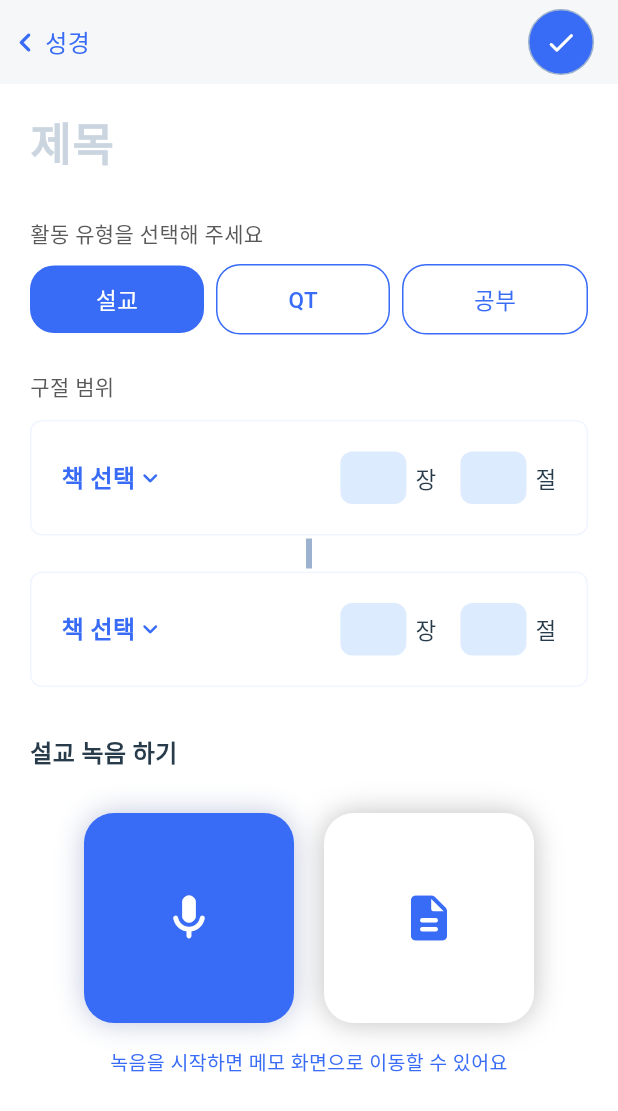
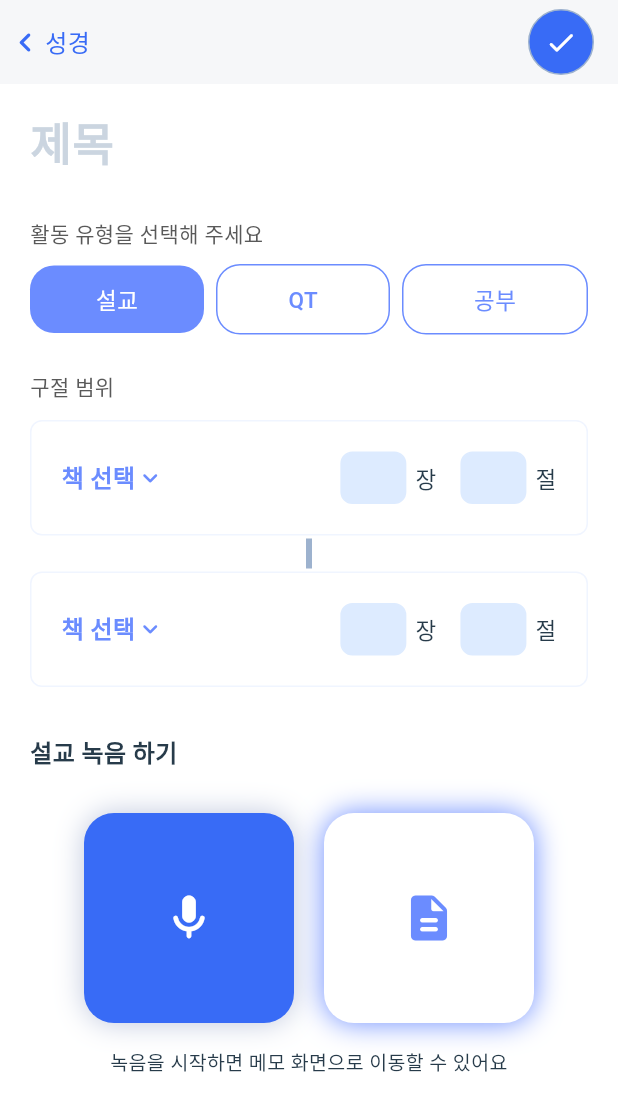
Before and after one commit to ihoon9203/biblioteca, a Flutter app: the NewNoteScreen screen opened by its route, after a tap on "설교", on a phone screen of 412 x 824 dp. Shown: the top 1111 px of the screen. Run offline on Flutter 3.47's test engine with Material 3 defaults, Android fonts, the phone set to English and light mode, and no system bars; our stand-ins replace flutter_svg, go_router, shared_preferences; accounts and stored records are empty; Roboto replaces fonts that are missing (Pretendard).

Commit message:
기본 레이아웃 완성

```diff
--- a/lib/core/stylesheet.dart
+++ b/lib/core/stylesheet.dart
@@ -4,6 +4,7 @@ abstract final class Stylesheet {
   // ── Colors ───────────────────────────────────────────────────────────────
   static const Color primary = Color(0xFFFFFFFF);
   static const Color theme = Color(0xFF386BF6);
+  static const Color secondary = Color(0xFF6B8CFF);
   static const Color label = Color(0xFF273B4A);
   static const Color secondaryLabel = Color(0xFF595959);
   static const Color tertiaryLabel = Color(0x78DFE9FF); // DFE9FF @ 47%
@@ -12,28 +13,60 @@ abstract final class Stylesheet {
   static const Color blue = Color(0xFF386BF6);
   static const Color noteBackground = Color(0xFFDDEBFF);
   static const Color buttonPink = Color(0xFFFF2D55);
-  static const Color highlight = Color(0x54FFDFDF); // FFDFDF @ 33%
-  static const Color numberFieldFlash = Color(0xFFFFC9C9); // flash when a number field is auto-corrected
+  // Verse highlight trio, all @ 33%. Each reduces two RGB channels so they stay
+  // equally visible over the white verse background (a pure cyan/green only
+  // dims one channel and disappears on white).
+  static const Color highlight = Color(0x54FFDFDF); // pink — FFDFDF @ 33%
+  static const Color highlightSecondary = Color(0x54DFDFFF); // blue — DFDFFF @ 33%
+  static const Color highlightTertiary = Color(0x54DFFFDF); // green — DFFFDF @ 33%
+
+  static const Color numberFieldFlash = Color(
+    0xFFFFC9C9,
+  ); // flash when a number field is auto-corrected
 
   // ── Gradients ─────────────────────────────────────────────────────────────
-  static const LinearGradient aiGradient = LinearGradient(begin: Alignment.topLeft, end: Alignment.bottomRight, colors: [Color(0xFF6155F5), Color(0xFFFF2D55)]);
+  static const LinearGradient aiGradient = LinearGradient(
+    begin: Alignment.topLeft,
+    end: Alignment.bottomRight,
+    colors: [Color(0xFF6155F5), Color(0xFFFF2D8A)],
+  );
 
-  static const LinearGradient aiButton = LinearGradient(begin: Alignment.topCenter, end: Alignment.bottomCenter, colors: [Color(0xFF386BF6), Color(0xFF9747FF)]);
+  static const LinearGradient aiButton = LinearGradient(
+    begin: Alignment.topCenter,
+    end: Alignment.bottomCenter,
+    colors: [Color(0xFF386BF6), Color(0xFF9747FF)],
+  );
 
-  static const LinearGradient noteBackgroundAi = LinearGradient(begin: Alignment.topLeft, end: Alignment.bottomRight, colors: [Color(0xFFDFC7FF), Color(0xFFFFB9C6)]);
+  static const LinearGradient noteBackgroundAi = LinearGradient(
+    begin: Alignment.topLeft,
+    end: Alignment.bottomRight,
+    colors: [Color(0xFFDFC7FF), Color(0xFFFFB9C6)],
+  );
 
   // ── Shadows ───────────────────────────────────────────────────────────────
-  static const List<BoxShadow> whiteCardShadow = [BoxShadow(blurRadius: 16, color: Color(0x40000000))];
+  static const List<BoxShadow> whiteCardShadow = [BoxShadow(blurRadius: 16, color: secondary)];
 
-  static const List<BoxShadow> blueCardShadow = [BoxShadow(blurRadius: 16, color: Color(0x40002179))];
+  static const List<BoxShadow> blackCardShadow = [
+    BoxShadow(blurRadius: 16, color: Color(0x40000000)),
+  ];
 
-  static const List<BoxShadow> buttonShadow = [BoxShadow(blurRadius: 16, color: Color(0x0D002179))];
+  static const List<BoxShadow> blueCardShadow = [
+    BoxShadow(blurRadius: 16, color: Color(0x40002179)),
+  ];
 
-  static const List<BoxShadow> iconButtonWhiteShadow = [BoxShadow(blurRadius: 16, color: Color(0x80386BF6))];
+  static const List<BoxShadow> buttonShadow = [BoxShadow(blurRadius: 16, color: Color(0xFFFF2D8A))];
 
-  static const List<BoxShadow> iconButtonBlueShadow = [BoxShadow(blurRadius: 16, color: Color(0x80386BF6))];
+  static const List<BoxShadow> iconButtonWhiteShadow = [
+    BoxShadow(blurRadius: 16, color: secondary),
+  ];
 
-  static const List<BoxShadow> saveButtonShadow = [BoxShadow(blurRadius: 4, color: Color(0xFF386BF6))];
+  static const List<BoxShadow> iconButtonBlueShadow = [
+    BoxShadow(blurRadius: 16, color: Color(0x80386BF6)),
+  ];
+
+  static const List<BoxShadow> saveButtonShadow = [
+    BoxShadow(blurRadius: 4, color: Color(0xFF386BF6)),
+  ];
 
   // ── Decorations ───────────────────────────────────────────────────────────
   static const BoxDecoration whiteCardDecoration = BoxDecoration(
@@ -43,17 +76,42 @@ abstract final class Stylesheet {
     boxShadow: whiteCardShadow,
   );
 
-  static const BoxDecoration blueCardDecoration = BoxDecoration(color: blue, borderRadius: BorderRadius.all(Radius.circular(20)), boxShadow: blueCardShadow);
+  static const BoxDecoration whiteLargeCardDecoration = BoxDecoration(
+    color: primary,
+    borderRadius: BorderRadius.all(Radius.circular(20)),
+    border: Border.fromBorderSide(BorderSide(color: Color(0xFFE6E9ED))),
+    boxShadow: blackCardShadow,
+  );
+
+  static const BoxDecoration blueCardDecoration = BoxDecoration(
+    color: blue,
+    borderRadius: BorderRadius.all(Radius.circular(20)),
+    boxShadow: blueCardShadow,
+  );
+
+  static const BoxDecoration secondaryDecoration = BoxDecoration(
+    color: secondary,
+    borderRadius: BorderRadius.all(Radius.circular(16)),
+    border: Border.fromBorderSide(BorderSide(color: secondary)),
+    boxShadow: buttonShadow,
+  );
 
   static const BoxDecoration unselectedButtonDecoration = BoxDecoration(
     color: primary,
     borderRadius: BorderRadius.all(Radius.circular(16)),
-    border: Border.fromBorderSide(BorderSide(color: blue)),
+    border: Border.fromBorderSide(BorderSide(color: secondary)),
   );
 
-  static const BoxDecoration selectedButtonDecoration = BoxDecoration(color: blue, borderRadius: BorderRadius.all(Radius.circular(16)));
+  static const BoxDecoration selectedButtonDecoration = BoxDecoration(
+    color: secondary,
+    borderRadius: BorderRadius.all(Radius.circular(16)),
+  );
 
-  static const BoxDecoration iconButtonWhiteDecoration = BoxDecoration(color: primary, borderRadius: BorderRadius.all(Radius.circular(40)), boxShadow: iconButtonWhiteShadow);
+  static const BoxDecoration iconButtonWhiteDecoration = BoxDecoration(
+    color: primary,
+    borderRadius: BorderRadius.all(Radius.circular(40)),
+    boxShadow: iconButtonWhiteShadow,
+  );
 
   static const BoxDecoration iconButtonBlueDecoration = BoxDecoration(
     color: blue,
@@ -73,11 +131,36 @@ abstract final class Stylesheet {
     border: Border.fromBorderSide(BorderSide(color: noteBackground)),
   );
 
-  static const BoxDecoration bigButtonDecoration = BoxDecoration(gradient: aiGradient, borderRadius: BorderRadius.all(Radius.circular(16)));
+  static const BoxDecoration bigButtonDecoration = BoxDecoration(
+    gradient: aiGradient,
+    borderRadius: BorderRadius.all(Radius.circular(16)),
+  );
 
-  static const BoxDecoration recordButtonDecoration = BoxDecoration(color: buttonPink, borderRadius: BorderRadius.all(Radius.circular(16)));
+  static const BoxDecoration recordButtonDecoration = BoxDecoration(
+    color: buttonPink,
+    borderRadius: BorderRadius.all(Radius.circular(16)),
+  );
 
-  static const BoxDecoration cardDecoration = BoxDecoration(color: noteBackground, borderRadius: BorderRadius.all(Radius.circular(20)));
+  static const BoxDecoration cardDecoration = BoxDecoration(
+    color: noteBackground,
+    borderRadius: BorderRadius.all(Radius.circular(20)),
+  );
+
+  // Verse highlight backgrounds — one per note in a chapter, cycled by recency.
+  static const BoxDecoration verseHighlightDecoration = BoxDecoration(
+    color: highlight,
+    borderRadius: BorderRadius.all(Radius.circular(8)),
+  );
+
+  static const BoxDecoration verseHighlightSecondaryDecoration = BoxDecoration(
+    color: highlightSecondary,
+    borderRadius: BorderRadius.all(Radius.circular(8)),
+  );
+
+  static const BoxDecoration verseHighlightTertiaryDecoration = BoxDecoration(
+    color: highlightTertiary,
+    borderRadius: BorderRadius.all(Radius.circular(8)),
+  );
 
   static const BoxDecoration cardAiDecoration = BoxDecoration(
     gradient: noteBackgroundAi,
@@ -91,7 +174,10 @@ abstract final class Stylesheet {
     border: Border.fromBorderSide(BorderSide(color: Color(0xFFE6E9ED))),
   );
 
-  static const BoxDecoration aiChatButtonDecoration = BoxDecoration(gradient: aiGradient, borderRadius: BorderRadius.all(Radius.circular(9999)));
+  static const BoxDecoration aiChatButtonDecoration = BoxDecoration(
+    gradient: aiGradient,
+    borderRadius: BorderRadius.all(Radius.circular(9999)),
+  );
 
   static const BoxDecoration saveButtonDecoration = BoxDecoration(
     color: theme,
--- a/lib/views/bible/verse_select_option_button.dart
+++ b/lib/views/bible/verse_select_option_button.dart
@@ -22,7 +22,7 @@ class VerseSelectOptionButton extends StatelessWidget {
       child: Container(
         width: double.infinity,
         padding: const EdgeInsets.symmetric(vertical: 60),
-        decoration: newCard ? Stylesheet.whiteCardDecoration : Stylesheet.blueCardDecoration,
+        decoration: newCard ? Stylesheet.whiteLargeCardDecoration : Stylesheet.blueCardDecoration,
         child: newCard
             ? Column(
                 spacing: 10,
--- a/lib/views/new_note_screen.dart
+++ b/lib/views/new_note_screen.dart
@@ -10,7 +10,6 @@ import '../viewmodels/note_viewmodel.dart';
 enum _RangeField { startChapter, startVerse, endChapter, endVerse }
 
 class NewNoteScreen extends StatefulWidget {
-
   const NewNoteScreen({super.key, required this.book, required this.chapter, required this.verse});
   final String book;
   final String chapter;
@@ -195,8 +194,16 @@ class _NewNoteScreenState extends State<NewNoteScreen> {
       return;
     }
 
-    final List<int> start = [_bookIndex(_startBook), _readInt(_startChapterCtrl), _readInt(_startVerseCtrl)];
-    final List<int> end = [_bookIndex(_endBook), _readInt(_endChapterCtrl), _readInt(_endVerseCtrl)];
+    final List<int> start = [
+      _bookIndex(_startBook),
+      _readInt(_startChapterCtrl),
+      _readInt(_startVerseCtrl),
+    ];
+    final List<int> end = [
+      _bookIndex(_endBook),
+      _readInt(_endChapterCtrl),
+      _readInt(_endVerseCtrl),
+    ];
     if (_comparePos(start, end) <= 0) return; // already ordered
 
     if (editedEnd) {
@@ -358,12 +365,14 @@ class _NewNoteScreenState extends State<NewNoteScreen> {
               ),
               child: switch (_selectedType) {
                 MemoType.sermon => const _SermonSection(key: ValueKey(MemoType.sermon)),
+                // QT & 공부 share one key so switching between them updates the
+                // label in place (no transition); only sermon↔content animates.
                 MemoType.qt => const _ContentSection(
-                  key: ValueKey(MemoType.qt),
+                  key: ValueKey('content'),
                   label: 'QT 내용 추가하기',
                 ),
                 MemoType.study => const _ContentSection(
-                  key: ValueKey(MemoType.study),
+                  key: ValueKey('content'),
                   label: '공부 내용 추가하기',
                 ),
                 null => const SizedBox.shrink(key: ValueKey('none')),
@@ -377,7 +386,6 @@ class _NewNoteScreenState extends State<NewNoteScreen> {
 }
 
 class _ActivityTypeButton extends StatelessWidget {
-
   const _ActivityTypeButton({required this.label, required this.isSelected, required this.onTap});
   final String label;
   final bool isSelected;
@@ -396,7 +404,7 @@ class _ActivityTypeButton extends StatelessWidget {
         child: Text(
           label,
           style: TextStyle(
-            color: isSelected ? Colors.white : Stylesheet.theme,
+            color: isSelected ? Colors.white : Stylesheet.secondary,
             fontWeight: FontWeight.w500,
             fontSize: 15,
           ),
@@ -407,7 +415,6 @@ class _ActivityTypeButton extends StatelessWidget {
 }
 
 class _VerseRangeRow extends StatelessWidget {
-
   const _VerseRangeRow({
     required this.selectedBook,
     required this.chapterController,
@@ -443,12 +450,16 @@ class _VerseRangeRow extends StatelessWidget {
                 Text(
                   selectedBook.isEmpty ? '책 선택' : selectedBook,
                   style: const TextStyle(
-                    color: Stylesheet.theme,
+                    color: Stylesheet.secondary,
                     fontSize: 16,
                     fontWeight: FontWeight.w600,
                   ),
                 ),
-                const Icon(Icons.keyboard_arrow_down_rounded, color: Stylesheet.theme, size: 20),
+                const Icon(
+                  Icons.keyboard_arrow_down_rounded,
+                  color: Stylesheet.secondary,
+                  size: 20,
+                ),
               ],
             ),
           ),
@@ -467,7 +478,6 @@ class _VerseRangeRow extends StatelessWidget {
 }
 
 class _NumberField extends StatefulWidget {
-
   const _NumberField({super.key, required this.controller, required this.onCommit});
   final TextEditingController controller;
   final VoidCallback onCommit;
@@ -575,7 +585,7 @@ class _SermonSection extends StatelessWidget {
         const Center(
           child: Text(
             '녹음을 시작하면 메모 화면으로 이동할 수 있어요',
-            style: TextStyle(color: Stylesheet.theme, fontSize: 13),
+            style: TextStyle(color: Stylesheet.label, fontSize: 13),
             textAlign: TextAlign.center,
           ),
         ),
@@ -585,7 +595,6 @@ class _SermonSection extends StatelessWidget {
 }
 
 class _ContentSection extends StatefulWidget {
-
   const _ContentSection({super.key, required this.label});
   final String label;
 
@@ -642,7 +651,6 @@ class _ContentSectionState extends State<_ContentSection> {
 }
 
 class _ContentModeButton extends StatelessWidget {
-
   const _ContentModeButton({required this.icon, required this.isBlue, required this.onTap});
   final IconData icon;
   final bool isBlue;
@@ -660,7 +668,7 @@ class _ContentModeButton extends StatelessWidget {
           borderRadius: const BorderRadius.all(Radius.circular(20)),
           boxShadow: isBlue ? Stylesheet.blueCardShadow : Stylesheet.whiteCardShadow,
         ),
-        child: Icon(icon, color: isBlue ? Colors.white : Stylesheet.theme, size: 36),
+        child: Icon(icon, color: isBlue ? Colors.white : Stylesheet.secondary, size: 36),
       ),
     );
   }
```
Also changed, not shown: lib/viewmodels/note_viewmodel.dart (+25 -0 lines), lib/views/bible/bible_screen.dart (+24 -3 lines), 2 other files.
